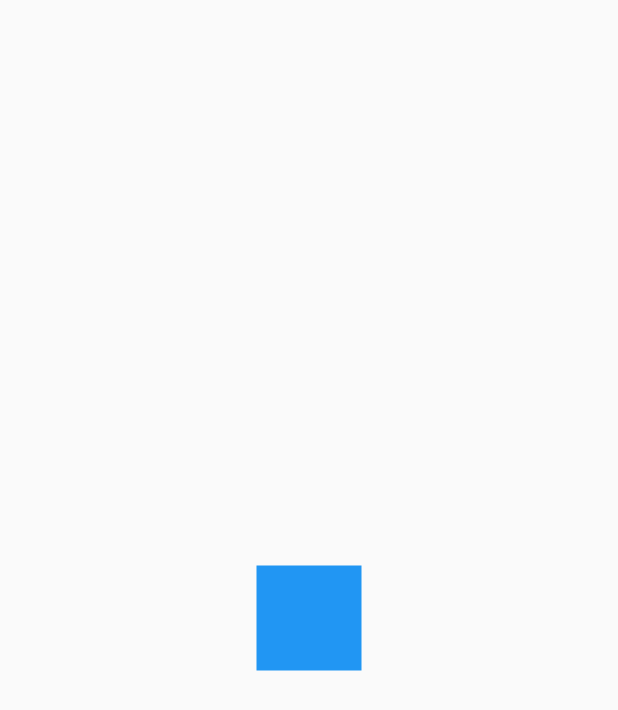
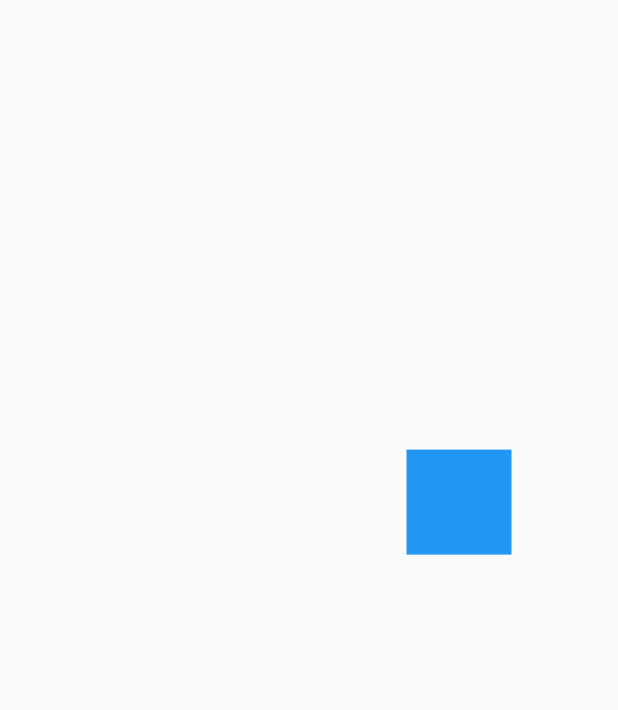
Before and after one commit to MatiasSalomon01/Flutter-Intermediate-Designs, a Flutter app: the first screen one second after launch, on a phone screen of 412 x 824 dp. Shown: the top 710 px of the screen. Run offline on Flutter 3.47's test engine with Material 2 defaults, Android fonts, the phone set to English and light mode, and no system bars.

Commit message:
Reto y solución

```diff
--- a/lib/src/challenges/cuadrado_animado_page.dart
+++ b/lib/src/challenges/cuadrado_animado_page.dart
@@ -6,22 +6,58 @@ class CuadradoAnimadoPage extends StatelessWidget {
   @override
   Widget build(BuildContext context) {
     return Scaffold(
-      body: Center(child: _CuadradoAnimado()),
+      body: Center(
+        child: CuadradoAnimado(),
+      ),
     );
   }
 }
 
-class _CuadradoAnimado extends StatefulWidget {
+class CuadradoAnimado extends StatefulWidget {
+  const CuadradoAnimado({super.key});
+
   @override
-  State<_CuadradoAnimado> createState() => _CuadradoAnimadoState();
+  State<CuadradoAnimado> createState() => _CuadradoAnimadoState();
 }
 
-class _CuadradoAnimadoState extends State<_CuadradoAnimado> {
+class _CuadradoAnimadoState extends State<CuadradoAnimado>
+    with SingleTickerProviderStateMixin {
   late AnimationController controller;
+  late Animation<double> moverDerecha;
+  late Animation<double> moverAbajo;
+  late Animation<double> moverArriba;
+  late Animation<double> moverIzquierda;
 
   @override
   void initState() {
-    // TODO: implement initState
+    controller = AnimationController(
+        vsync: this, duration: Duration(milliseconds: 2000));
+
+    moverDerecha = Tween(begin: 0.0, end: 100.0).animate(CurvedAnimation(
+        parent: controller,
+        curve: Interval(0.0, 0.25, curve: Curves.bounceOut)));
+
+    moverArriba = Tween(begin: 0.0, end: -100.0).animate(CurvedAnimation(
+        parent: controller,
+        curve: Interval(0.25, 0.50, curve: Curves.bounceOut)));
+
+    moverIzquierda = Tween(begin: 0.0, end: -100.0).animate(CurvedAnimation(
+        parent: controller,
+        curve: Interval(0.50, 0.75, curve: Curves.bounceOut)));
+
+    moverAbajo = Tween(begin: 0.0, end: 100.0).animate(CurvedAnimation(
+        parent: controller,
+        curve: Interval(0.75, 1.0, curve: Curves.bounceOut)));
+
+    controller.addListener(() {
+      // print(moverArriba.value);
+      if (controller.status == AnimationStatus.completed) {
+        // controller.reset();
+        controller.reverse();
+        // controller.repeat();
+      }
+    });
+
     super.initState();
   }
 
@@ -33,7 +69,16 @@ class _CuadradoAnimadoState extends State<_CuadradoAnimado> {
 
   @override
   Widget build(BuildContext context) {
-    return _Rectangulo();
+    controller.forward();
+    return AnimatedBuilder(
+        animation: controller,
+        child: _Rectangulo(),
+        builder: (context, child) {
+          return Transform.translate(
+              offset: Offset(moverDerecha.value + moverIzquierda.value,
+                  moverArriba.value + moverAbajo.value),
+              child: child);
+        });
   }
 }
 
```
